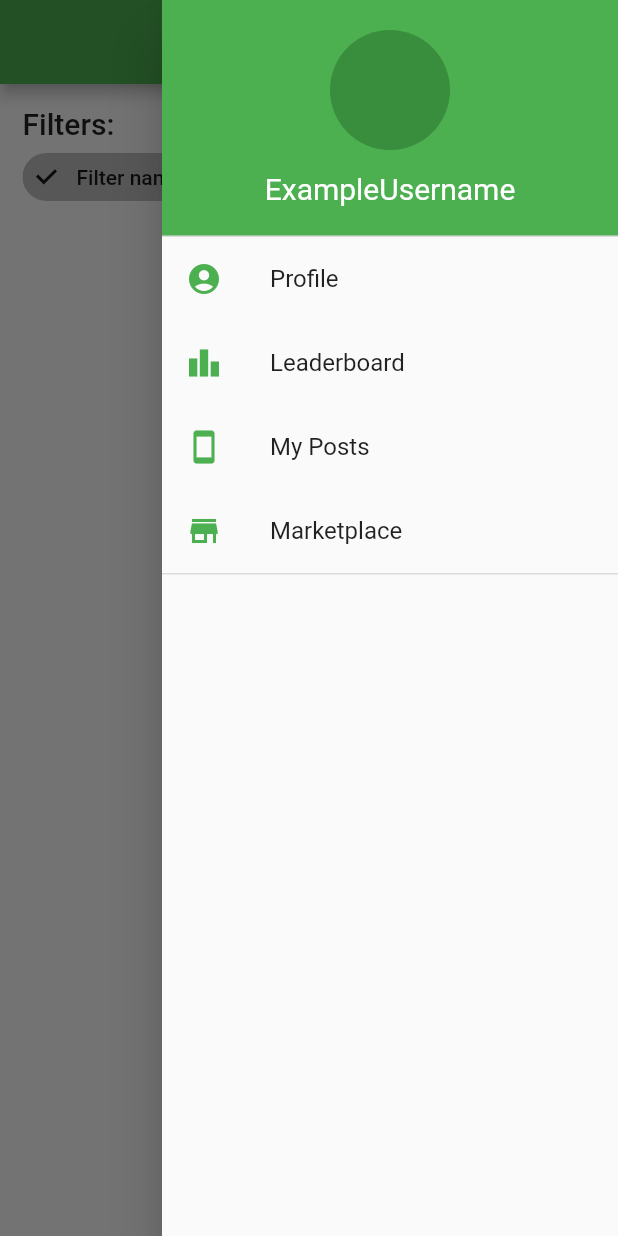
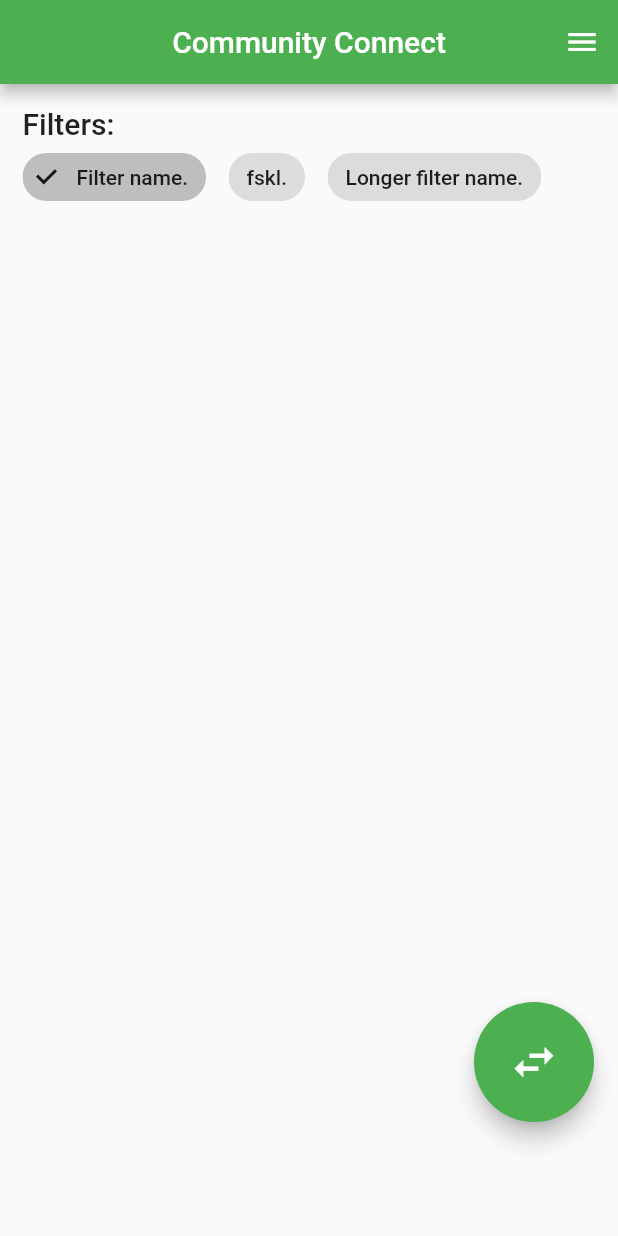
Before and after one commit to Software-Development-2022-2023/community-connect, a Flutter app: the screen it shows after launch, in the side drawer, after a tap on "Profile", on a phone screen of 412 x 824 dp. Run offline on Flutter 3.47's test engine with Material 2 defaults, Android fonts, the phone set to English and light mode, and no system bars; our stand-ins replace firebase_core, firebase_database, image_picker; accounts and stored records are empty.

Commit message:
fix(drawer): close upon click

```diff
--- a/lib/main.dart
+++ b/lib/main.dart
@@ -53,6 +53,7 @@ class _ModeNavigationState extends State<ModeNavigation> {
   }
 
   void _selectDrawerIndex(int index) {
+    Navigator.pop(context);
     setState(() {
       _selectedDrawerIndex = index;
     });
@@ -60,18 +61,19 @@ class _ModeNavigationState extends State<ModeNavigation> {
 
   @override
   Widget build(BuildContext context) {
+    Widget? screen;
     switch (_selectedDrawerIndex) { // TODO: All of this. Probably create a new file for organization.
       case 0: // Profile.
-        // return const ProfileScreen();
+        // screen = const ProfileScreen();
         break;
       case 1: // Leaderboard.
-        // return const LeaderboardScreen();
+        // screen = const LeaderboardScreen();
         break;
       case 2: // My Posts.
         // Probably just the normal posts screen but with only the user's posts.
         break;
       case 3: // Marketplace.
-        // return const MarketplaceScreen();
+        // screen = const MarketplaceScreen();
         break;
     }
 
@@ -96,7 +98,7 @@ class _ModeNavigationState extends State<ModeNavigation> {
             centerTitle: true,
           ),
           floatingActionButton: switchModeButton,
-        body: Padding(
+        body: (screen != null) ? screen : Padding(
           padding: const EdgeInsets.all(15.0),
           child: Column(
             crossAxisAlignment: CrossAxisAlignment.start,
```
